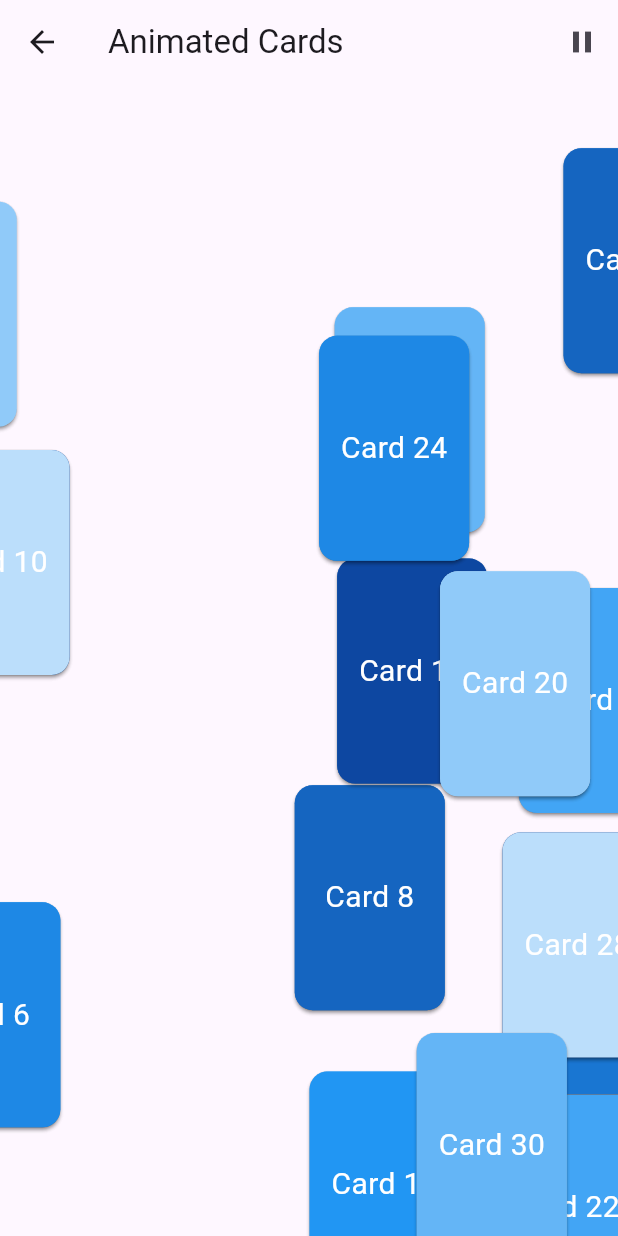
After one commit to AaronLiu666666/hamester, a Flutter app: the CardFlyingPage2 screen opened directly, after a tap on the "pause" icon, on a phone screen of 412 x 824 dp. The commit adds this screen. Run offline on Flutter 3.47's test engine with Material 3 defaults, Android fonts, the phone set to English and light mode, and no system bars; our stand-ins replace chewie, file_picker, floor, flutter_dotenv, get, image_picker and 5 more; missing offline and left inert: ffmpeg_kit_flutter, video_compress, video_thumbnail; accounts and stored records are empty; generated files the repository leaves out were written again.

Commit message:
2024-05-23 卡片demo2

```diff
--- /dev/null
+++ b/lib/widget/custom_widget/card_flying_widget_2.dart
@@ -0,0 +1,160 @@
+import 'dart:math';
+import 'package:flutter/material.dart';
+import 'package:get/get.dart';
+
+class CardFlyingController2 extends GetxController with GetSingleTickerProviderStateMixin {
+  late AnimationController animationController;
+  late Animation<Offset> animation;
+  final Random random = Random();
+  bool isAnimating = true;
+  int cardNum = 30;
+
+  final List<Offset> cardPositions = [];
+
+  void toggleAnimation() {
+    if (isAnimating) {
+      animationController.stop();
+    } else {
+      animationController.repeat(reverse: false);
+    }
+    isAnimating = !isAnimating;
+    update(); // 更新状态
+  }
+
+  @override
+  void onInit() {
+    super.onInit();
+    animationController = AnimationController(
+      vsync: this,
+      duration: const Duration(seconds: 20), // 调整滚动速度，增加动画持续时间
+    );
+
+    animation = Tween<Offset>(
+      begin: Offset(1.0, 0.0),
+      end: Offset(-2.0, 0.0), // 改变动画范围
+    ).animate(animationController);
+
+    animationController.repeat(reverse: false);
+  }
+
+  @override
+  void onClose() {
+    animationController.dispose();
+    super.onClose();
+  }
+
+  Offset getRandomPosition(double maxHeight, double maxWidth) {
+    const double cardWidth = 100;
+    const double cardHeight = 150;
+    const int maxAttempts = 100; // 最大尝试次数
+    Offset position;
+
+    bool isOverlapping(Offset pos) {
+      for (var cardPosition in cardPositions) {
+        if ((pos.dx < cardPosition.dx + cardWidth &&
+            pos.dx + cardWidth > cardPosition.dx &&
+            pos.dy < cardPosition.dy + cardHeight &&
+            pos.dy + cardHeight > cardPosition.dy)) {
+          return true;
+        }
+      }
+      return false;
+    }
+
+    int attempts = 0;
+    do {
+      double yOffset = random.nextDouble() * maxHeight;
+      double xOffset = random.nextDouble() * maxWidth;
+      position = Offset(xOffset, yOffset);
+      attempts++;
+    } while (isOverlapping(position) && attempts < maxAttempts);
+
+    // 如果超过最大尝试次数，则返回一个默认位置
+    if (attempts >= maxAttempts) {
+      position = Offset(random.nextDouble() * maxWidth, random.nextDouble() * maxHeight);
+    }
+
+    cardPositions.add(position);
+    return position;
+  }
+}
+
+class CardFlyingPage2 extends StatelessWidget {
+  @override
+  Widget build(BuildContext context) {
+    final CardFlyingController2 cardController = Get.put(CardFlyingController2());
+    final double maxHeight = MediaQuery.of(context).size.height - 150; // 150 is the card height to ensure cards stay in view
+    final double maxWidth = MediaQuery.of(context).size.width - 100; // 100 is the card width to ensure cards stay in view
+
+    return Scaffold(
+      appBar: AppBar(
+        title: Text('Animated Cards'),
+        actions: [
+          IconButton(
+            icon: Icon(cardController.isAnimating ? Icons.pause : Icons.play_arrow),
+            onPressed: () {
+              cardController.toggleAnimation();
+            },
+          ),
+        ],
+      ),
+      body: GetBuilder<CardFlyingController2>(
+        builder: (controller) {
+          return Stack(
+            children: List.generate(controller.cardNum, (index) {
+              if (controller.cardPositions.length < controller.cardNum) {
+                controller.cardPositions.add(controller.getRandomPosition(maxHeight, maxWidth));
+              }
+
+              Offset position = controller.cardPositions[index];
+              return AnimatedBuilder(
+                animation: controller.animationController,
+                builder: (context, child) {
+                  double screenWidth = MediaQuery.of(context).size.width;
+                  double cardPositionX = (controller.animation.value.dx * screenWidth + position.dx) % (screenWidth + 100) - 100;
+
+                  return Transform.translate(
+                    offset: Offset(cardPositionX, position.dy),
+                    child: Card(
+                      color: Colors.blue[(index % 9 + 1) * 100],
+                      child: SizedBox(
+                        width: 100,
+                        height: 150,
+                        child: Center(
+                          child: Text(
+                            'Card ${index + 1}',
+                            style: TextStyle(
+                              color: Colors.white,
+                              fontSize: 20,
+                            ),
+                          ),
+                        ),
+                      ),
+                    ),
+                  );
+                },
+              );
+            }),
+          );
+        },
+      ),
+    );
+  }
+}
+
+void main() {
+  runApp(MyApp());
+}
+
+class MyApp extends StatelessWidget {
+  @override
+  Widget build(BuildContext context) {
+    return GetMaterialApp(
+      title: 'Flutter Demo',
+      theme: ThemeData(
+        primarySwatch: Colors.blue,
+      ),
+      home: CardFlyingPage2(),
+    );
+  }
+}
--- a/lib/widget/list_page/media_home_page.dart
+++ b/lib/widget/list_page/media_home_page.dart
@@ -16,6 +16,7 @@ import 'package:hamster/widget/list_page/tag_page_list_page.dart';
 import '../../tag_manage/model/dto/search_dto.dart';
 import '../../tag_manage/model/po/tag_info.dart';
 import '../../tag_manage/tag_manage_service.dart';
+import '../custom_widget/card_flying_widget_2.dart';
 import 'media_page_list_page.dart';
 
 /// 首页：展示 标签列表 媒体列表 关联列表 并切换，有搜索框
@@ -141,7 +142,7 @@ class _MediaHomePageState extends State<MediaHomePage> {
     Navigator.push(
       context,
       MaterialPageRoute(
-        builder: (context) => CardFlyingPage(),
+        builder: (context) => CardFlyingPage2(),
       ),
     );
   }
```
